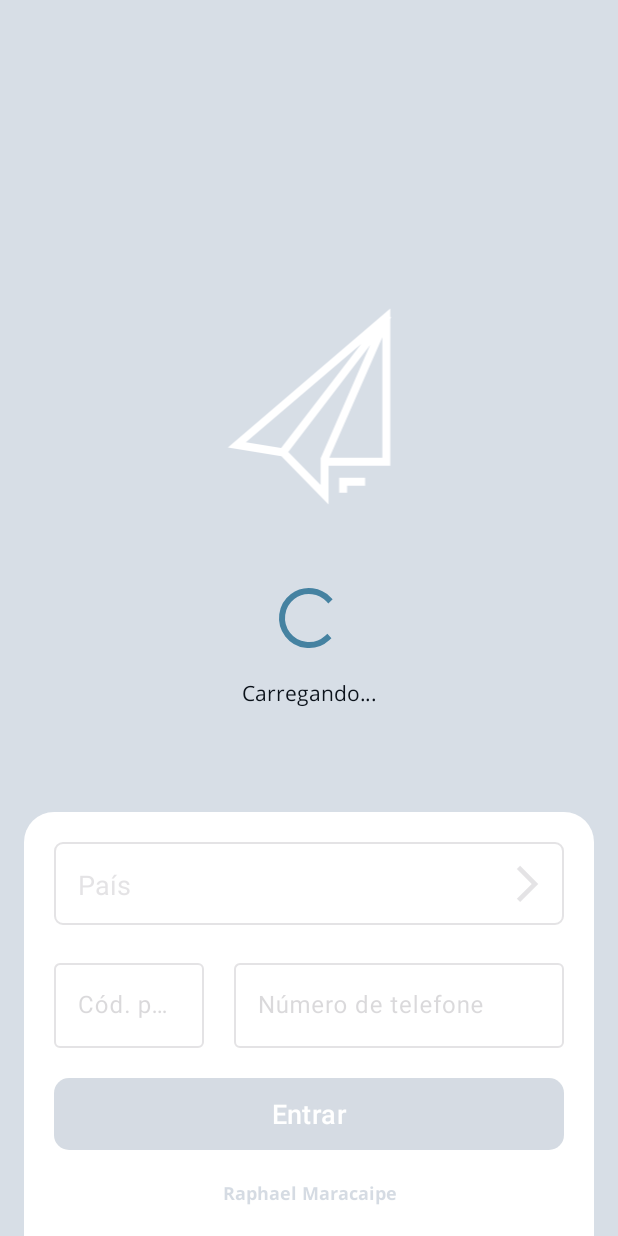
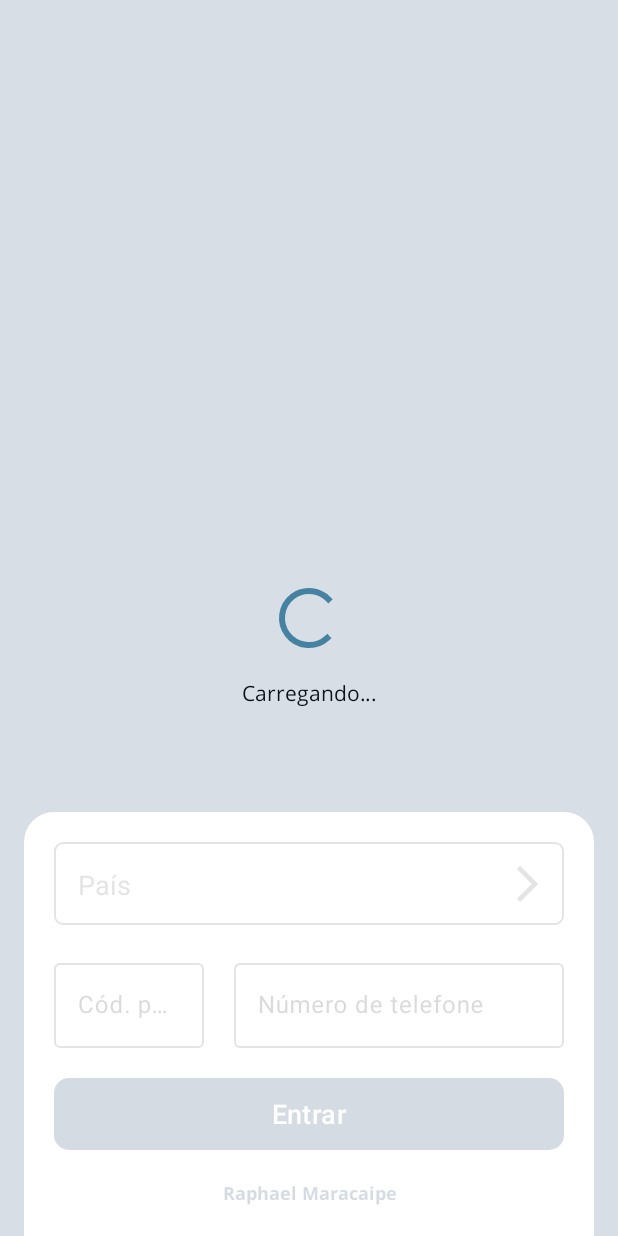
Before and after one commit to raphaelmaracaipe/portfolio-android, an Android app: the AuthFragment screen opened through its navigation route, on a phone screen of 412 x 824 dp. Run offline under Robolectric (Android 15) with nearby library versions, the phone set to English and light mode, and no system bars; our stand-ins replace Dagger/Hilt's generated code, data binding; libraries missing offline, so code that uses them is left out: com.github.curiousoddman.rgxgen; plain views replace CircularProgressButton; 18 statements that could not run were skipped.

Commit message:
Alteração da imagem inicial.

```diff
--- a/app/build.gradle
+++ b/app/build.gradle
@@ -85,6 +85,7 @@ dependencies {
     implementation "androidx.navigation:navigation-fragment-ktx:$navigation"
     implementation "androidx.navigation:navigation-ui-ktx:$navigation"
     implementation "com.google.dagger:hilt-android:$dagger_hil"
+    implementation "com.airbnb.android:lottie:$lottie"
 
     debugImplementation "androidx.fragment:fragment-testing:$test_fragment"
 
--- a/app/src/main/java/br/com/raphaelmaracaipe/portfolio/fragment/SplashFragment.kt
+++ b/app/src/main/java/br/com/raphaelmaracaipe/portfolio/fragment/SplashFragment.kt
@@ -71,11 +71,8 @@ class SplashFragment @Inject constructor() : Fragment() {
 
     private fun animationOfIcon() {
         with(binding) {
-            imvIcon.visibility = View.VISIBLE
             pbrLoading.visibility = View.VISIBLE
-
-            imvIcon.startAnimation(createAnimation(true))
-            pbrLoading.startAnimation(createAnimation())
+            pbrLoading.startAnimation(createAnimation(true))
         }
     }
 
@@ -110,15 +107,10 @@ class SplashFragment @Inject constructor() : Fragment() {
             if (isExistTokenSaved) {
                 findNavController().navigate(R.id.action_splashFragment_to_nav_uiprofile)
             } else {
-                val extras = FragmentNavigatorExtras(
-                    binding.imvIcon to "icon_app_transition"
-                )
-
                 findNavController().navigate(
                     R.id.action_splashFragment_to_nav_uiauth,
                     null,
                     null,
-                    extras
                 )
             }
         } catch (_: Exception) {
--- a/build.gradle
+++ b/build.gradle
@@ -27,6 +27,7 @@ ext {
     rgxgen = '1.4'
     http_logger_inteceptor = '4.9.1'
     dagger_hil = '2.44'
+    lottie = "6.3.0"
 
     //tests
     test_junit = '4.13.2'
--- a/uiauth/src/main/res/layout/fragment_auth.xml
+++ b/uiauth/src/main/res/layout/fragment_auth.xml
@@ -19,31 +19,19 @@
             android:layout_height="match_parent"
             android:background="@color/colorPrimaryVariant">
 
-            <ImageView
-                android:id="@+id/imageView"
-                android:layout_width="150dp"
-                android:layout_height="150dp"
-                android:src="@drawable/ic_icon"
-                android:transitionName="icon_app_transition"
-                app:layout_constraintBottom_toTopOf="@+id/lltAuth"
-                app:layout_constraintEnd_toEndOf="parent"
-                app:layout_constraintStart_toStartOf="parent"
-                app:layout_constraintTop_toTopOf="parent"
-                app:tint="@color/white" />
-
             <TextView
                 android:id="@+id/tvwTitle"
                 android:layout_width="wrap_content"
                 android:layout_height="wrap_content"
-                android:layout_marginTop="16dp"
                 android:fontFamily="@font/open_sans"
                 android:text="@string/app_name"
                 android:textColor="@color/white"
                 android:textSize="34sp"
                 android:visibility="gone"
-                app:layout_constraintEnd_toEndOf="@+id/imageView"
-                app:layout_constraintStart_toStartOf="@+id/imageView"
-                app:layout_constraintTop_toBottomOf="@+id/imageView"
+                app:layout_constraintBottom_toTopOf="@+id/lltAuth"
+                app:layout_constraintEnd_toEndOf="parent"
+                app:layout_constraintStart_toStartOf="parent"
+                app:layout_constraintTop_toTopOf="parent"
                 tools:visibility="visible" />
 
             <TextView
```
Also changed, not shown: app/src/main/assets/message.json (added, +1 -0 lines), app/src/main/res/layout/fragment_splash.xml (+12 -14 lines).
